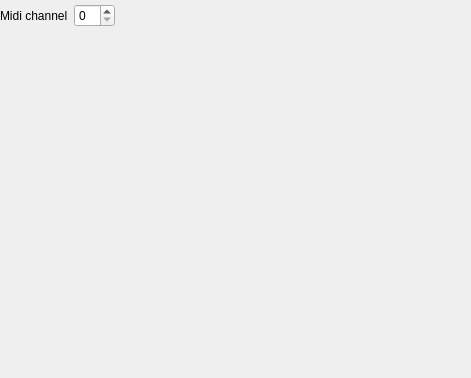
This is trunk/src/ui/voiceproperties.ui in canorusmusic/canorus as Qt 5 draws it before an edit. The edited form follows.
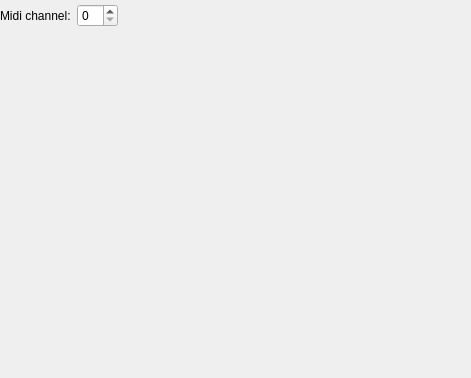
This is the edited form.

Patch:
```diff
--- a/trunk/src/ui/voiceproperties.ui
+++ b/trunk/src/ui/voiceproperties.ui
@@ -25,7 +25,7 @@
     <item>
      <widget class="QLabel" name="uiMidiChanneLabel" >
       <property name="text" >
-       <string>Midi channel</string>
+       <string>Midi channel:</string>
       </property>
      </widget>
     </item>
```
